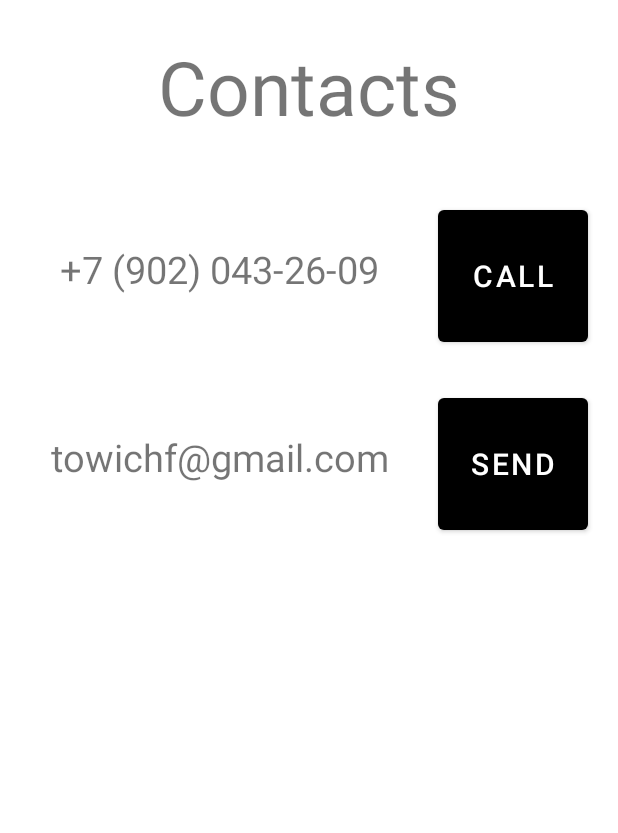
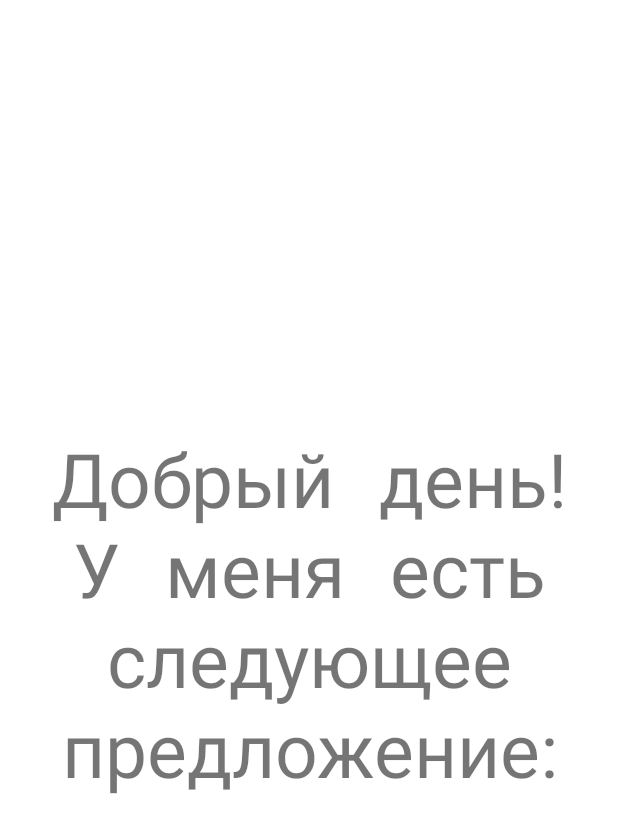
Before and after one commit to Towich/online-store, an Android app: the ContactsFragment screen opened through its navigation route, after a tap on "SEND", on a phone screen of 412 x 824 dp. Shown: the top 833 px of the screen. Run offline under Robolectric (Android 15) with nearby library versions, the phone set to English and light mode, and no system bars.

Commit message:
feat: add processing data from external apps

```diff
--- /dev/null
+++ b/app/src/main/java/com/example/firstpractice/ui/Activity/ExternalDataActivity.java
@@ -0,0 +1,35 @@
+package com.example.firstpractice.ui.Activity;
+
+import android.content.Context;
+import android.content.Intent;
+import android.net.Uri;
+import android.os.Bundle;
+import android.util.AttributeSet;
+import android.util.Log;
+import android.view.View;
+import android.widget.TextView;
+
+import androidx.annotation.NonNull;
+import androidx.annotation.Nullable;
+import androidx.appcompat.app.AppCompatActivity;
+
+import com.example.firstpractice.R;
+
+public class ExternalDataActivity extends AppCompatActivity {
+
+    @Override
+    protected void onCreate(Bundle savedInstanceState) {
+        super.onCreate(savedInstanceState);
+        setContentView(R.layout.activity_external_data);
+
+        // Get the intent that started this activity
+        Intent intent = getIntent();
+
+        if (intent.getType().equals("text/plain")) {
+            String sharedText = intent.getStringExtra(Intent.EXTRA_TEXT);
+            TextView text_view_external_data = findViewById(R.id.text_view_external_data);
+            text_view_external_data.setText(sharedText);
+        }
+    }
+
+}
--- a/app/src/main/java/com/example/firstpractice/ui/Activity/MainActivity.java
+++ b/app/src/main/java/com/example/firstpractice/ui/Activity/MainActivity.java
@@ -1,39 +1,20 @@
 package com.example.firstpractice.ui.Activity;
 
 import androidx.appcompat.app.AppCompatActivity;
+
+import android.content.Intent;
+import android.net.Uri;
 import android.os.Bundle;
+import android.os.Debug;
+import android.util.Log;
+
 import com.example.firstpractice.R;
 
 public class MainActivity extends AppCompatActivity {
-
-    private static final String TAG = "MyApplication";
-
 
     @Override
     protected void onCreate(Bundle savedInstanceState) {
         super.onCreate(savedInstanceState);
         setContentView(R.layout.activity_main);
     }
-
-
-    @Override
-    protected void onStart() {
-        super.onStart();
-    }
-    @Override
-    protected void onStop() {
-        super.onStop();
-    }
-    @Override
-    protected void onDestroy() {
-        super.onDestroy();
-    }
-    @Override
-    protected void onPause() {
-        super.onPause();
-    }
-    @Override
-    protected void onResume() {
-        super.onResume();
-    }
 }
--- a/app/src/main/java/com/example/firstpractice/ui/ViewModel/ContactsViewModel.java
+++ b/app/src/main/java/com/example/firstpractice/ui/ViewModel/ContactsViewModel.java
@@ -27,7 +27,7 @@ public class ContactsViewModel extends AndroidViewModel {
         // The intent does not have a URI, so declare the "text/plain" MIME type
         emailIntent.setType("text/plain");
 
-        emailIntent.putExtra(Intent.EXTRA_EMAIL, new String[] {ContactsDataSource.EMAIL}); // recipients
+        emailIntent.putExtra(Intent.EXTRA_EMAIL, new String[] {ContactsDataSource.EMAIL}); // email recipients
         emailIntent.putExtra(Intent.EXTRA_SUBJECT, "Идеи/предложения");
         emailIntent.putExtra(Intent.EXTRA_TEXT, "Добрый день! У меня есть следующее предложение:");
 
--- /dev/null
+++ b/app/src/main/res/layout/activity_external_data.xml
@@ -0,0 +1,19 @@
+<?xml version="1.0" encoding="utf-8"?>
+<androidx.constraintlayout.widget.ConstraintLayout xmlns:android="http://schemas.android.com/apk/res/android"
+    xmlns:app="http://schemas.android.com/apk/res-auto"
+    android:layout_width="match_parent"
+    android:layout_height="match_parent">
+
+    <TextView
+        android:id="@+id/text_view_external_data"
+        android:layout_width="wrap_content"
+        android:layout_height="wrap_content"
+        android:textAlignment="center"
+        android:text="null"
+        android:fontFamily="serif-monospace"
+        android:textSize="50sp"
+        app:layout_constraintBottom_toBottomOf="parent"
+        app:layout_constraintEnd_toEndOf="parent"
+        app:layout_constraintStart_toStartOf="parent"
+        app:layout_constraintTop_toTopOf="parent" />
+</androidx.constraintlayout.widget.ConstraintLayout>
--- a/app/src/main/res/values/strings.xml
+++ b/app/src/main/res/values/strings.xml
@@ -21,4 +21,5 @@
     <string name="button_save">Save</string>
     <string name="empty_not_saved">Perfume not saved because it is empty.</string>
     <string name="price">Price...</string>
+    <string name="title_activity_external_data">ExternalDataActivity</string>
 </resources>
```
Also changed, not shown: app/src/main/AndroidManifest.xml (+11 -1 lines).
